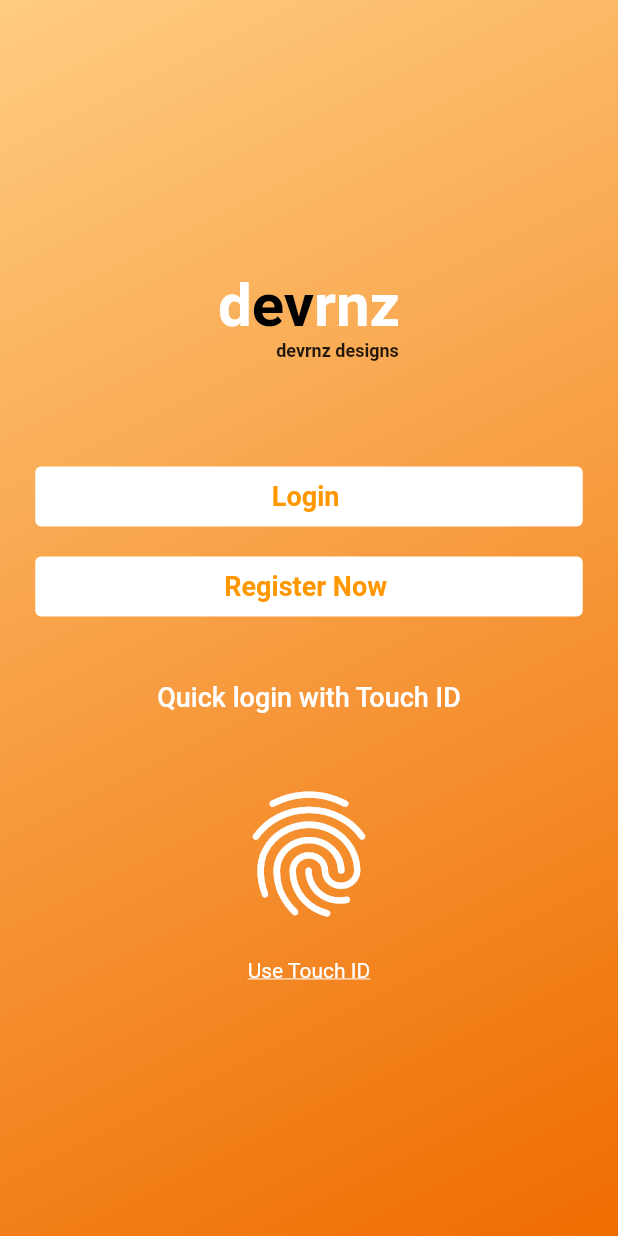
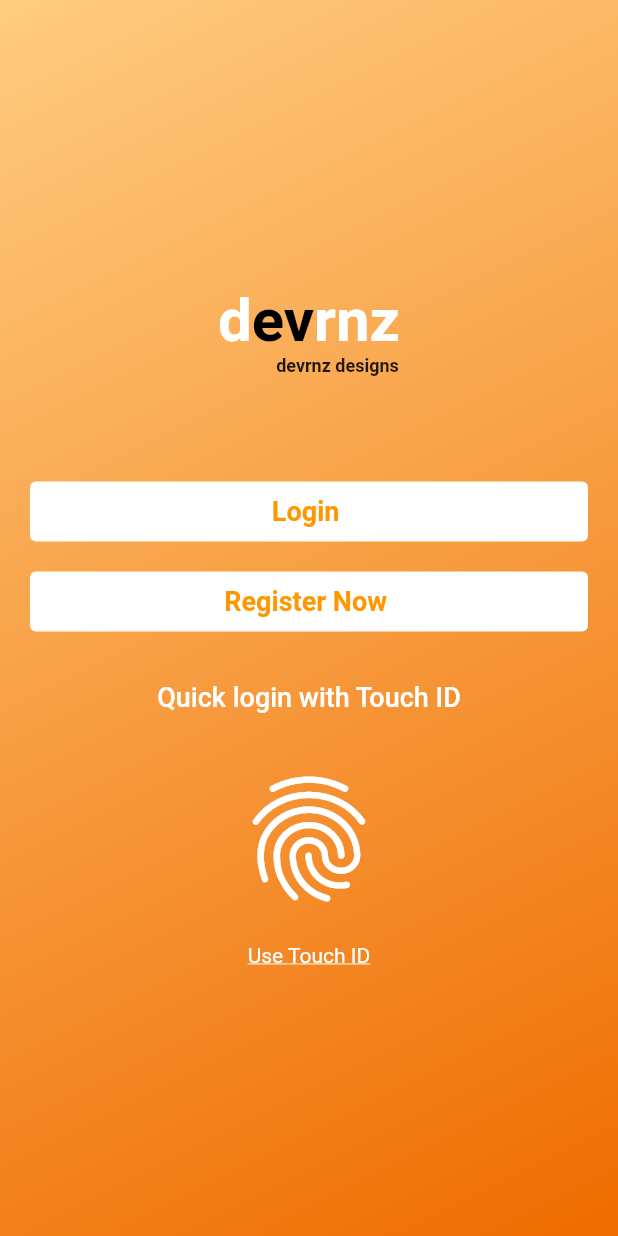
Before and after one commit to TheFlutterCommunity/flutter-sign-in, a Flutter app: the Home screen opened directly, on a phone screen of 412 x 824 dp. Run offline on Flutter 3.47's test engine with Material 2 defaults, Android fonts, the phone set to English and light mode, and no system bars.

Commit message:
some refactoring done

```diff
--- /dev/null
+++ b/lib/routes/routes.dart
@@ -0,0 +1,5 @@
+const SPLASH = '/splash';
+const SIGN_IN = '/sign-in';
+const SIGN_UP = '/sign-up';
+const HOME = '/home';
+const DASHBOARD = '/dashboard';
--- a/lib/screens/dashboard.dart
+++ b/lib/screens/dashboard.dart
@@ -5,8 +5,10 @@ class Dashboard extends StatelessWidget {
   Widget build(BuildContext context) {
     return Scaffold(
       body: Center(
-        child: Text('Hello there!',
-        style: TextStyle(fontSize: 30),),
+        child: Text(
+          'Hello there!',
+          style: TextStyle(fontSize: 30),
+        ),
       ),
     );
   }
--- a/lib/screens/home.dart
+++ b/lib/screens/home.dart
@@ -1,4 +1,5 @@
 import 'package:flutter/material.dart';
+import 'package:flutter_sign_in/routes/routes.dart';
 
 class Home extends StatefulWidget {
   @override
@@ -12,7 +13,7 @@ class _HomeState extends State<Home> {
     double width = MediaQuery.of(context).size.width;
     return Scaffold(
       body: Container(
-        padding: EdgeInsets.all(10),
+        padding: EdgeInsets.all(20),
         height: height,
         width: width,
         decoration: BoxDecoration(
@@ -60,7 +61,6 @@ class _HomeState extends State<Home> {
             GestureDetector(
               child: Container(
                 height: 40,
-                width: 365,
                 decoration: BoxDecoration(
                   color: Colors.white,
                   borderRadius: BorderRadius.circular(4.0),
@@ -68,22 +68,18 @@ class _HomeState extends State<Home> {
                 child: Center(
                   child: Text(
                     'Login ',
-                    style: TextStyle(
-                        fontSize: 18,
-                        color: Colors.orange,
-                        fontWeight: FontWeight.bold),
+                    style: TextStyle(fontSize: 18, color: Colors.orange, fontWeight: FontWeight.bold),
                   ),
                 ),
               ),
               onTap: () {
-                Navigator.pushNamed(context, "/SignIn");
+                Navigator.pushNamed(context, SIGN_IN);
               },
             ),
             Padding(padding: EdgeInsets.only(top: 20)),
             GestureDetector(
               child: Container(
                 height: 40,
-                width: 365,
                 decoration: BoxDecoration(
                   color: Colors.white,
                   borderRadius: BorderRadius.circular(4),
@@ -91,19 +87,16 @@ class _HomeState extends State<Home> {
                 child: Center(
                   child: Text(
                     'Register Now ',
-                    style: TextStyle(
-                        fontSize: 18,
-                        color: Colors.orange,
-                        fontWeight: FontWeight.bold),
+                    style: TextStyle(fontSize: 18, color: Colors.orange, fontWeight: FontWeight.bold),
                   ),
                 ),
               ),
               onTap: () {
-                Navigator.pushNamed(context, "/SignUp");
+                Navigator.pushNamed(context, SIGN_UP);
               },
             ),
-            Padding(padding: EdgeInsets.only(top: 30)),
-            FlatButton(
+            Padding(padding: EdgeInsets.only(top: 20)),
+            TextButton(
                 onPressed: () {
                   // Navigator.pushReplacementNamed(context, "/SignUp");
                 },
@@ -111,7 +104,7 @@ class _HomeState extends State<Home> {
                   'Quick login with Touch ID',
                   style: TextStyle(color: Colors.white, fontSize: 18),
                 )),
-            Padding(padding: EdgeInsets.only(top: 30)),
+            Padding(padding: EdgeInsets.only(top: 20)),
             Icon(
               Icons.fingerprint,
               size: 100,
--- a/lib/screens/sign_in.dart
+++ b/lib/screens/sign_in.dart
@@ -1,6 +1,6 @@
 import 'package:flutter/material.dart';
-import 'package:flutter_splash_signin/widgets/curve_painter.dart';
-
+import 'package:flutter_sign_in/routes/routes.dart';
+import 'package:flutter_sign_in/widgets/curve_painter.dart';
 
 class SignIn extends StatelessWidget {
   @override
@@ -240,6 +240,6 @@ class SignIn extends StatelessWidget {
   }
 
   void _navigateToSignUp(BuildContext context) {
-    Navigator.pushReplacementNamed(context, "/SignUp");
+    Navigator.pushReplacementNamed(context, SIGN_UP);
   }
 }
--- a/lib/widgets/curve_painter.dart
+++ b/lib/widgets/curve_painter.dart
@@ -1,6 +1,6 @@
 import 'package:flutter/material.dart';
 
-import 'header.dart';
+import 'styles.dart';
 
 
 class CurvePainter extends CustomPainter{
```
Also changed, not shown: lib/main.dart (+9 -10 lines), lib/screens/sign_up.dart (+8 -15 lines), lib/screens/splash.dart (+7 -9 lines), lib/widgets/styles.dart (renamed from lib/widgets/header.dart). Lines whose indentation alone changed are shown as unchanged.
